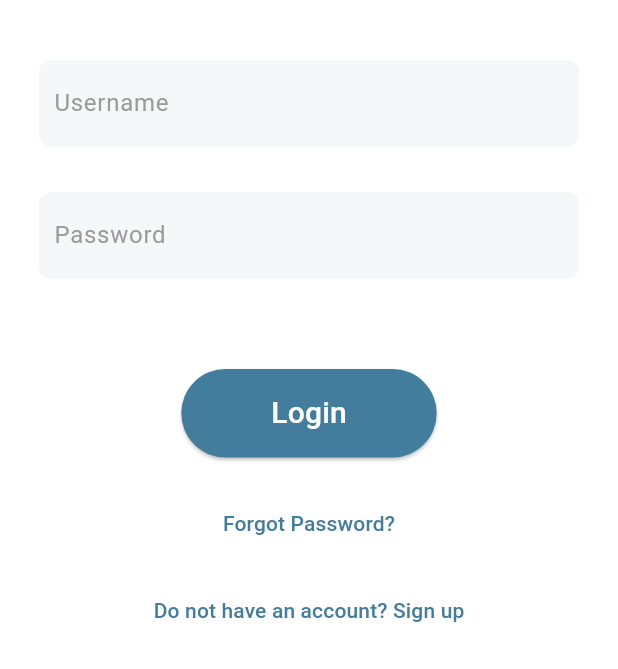
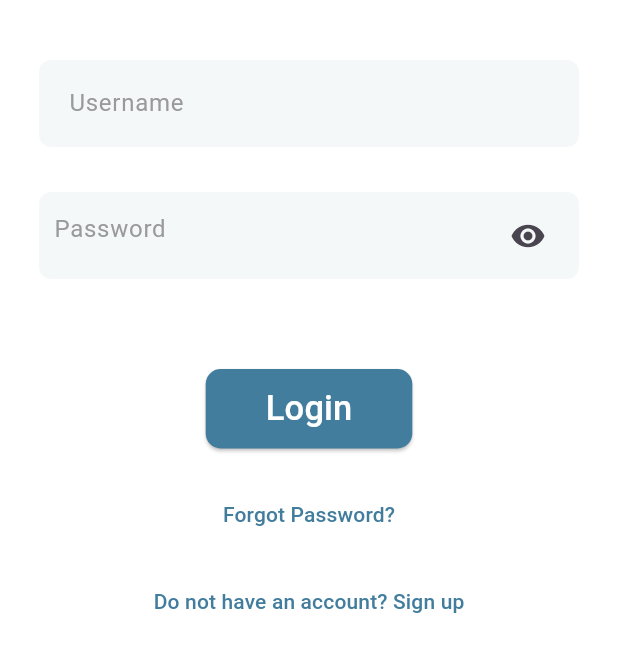
Before and after one commit to CAP-Advisor/cap_advisor, a Flutter app: the HomeView screen opened directly, after a tap on "Login", on a phone screen of 412 x 824 dp, the part 567-1236 px from its top. Run offline on Flutter 3.47's test engine with Material 3 defaults, Android fonts, the phone set to English and light mode, and no system bars.

Commit message:
edit design login page

```diff
--- a/lib/view/home_view.dart
+++ b/lib/view/home_view.dart
@@ -27,7 +27,7 @@ class HomeView extends StatelessWidget {
                       onPressed: () {
                         Navigator.push(
                           context,
-                          MaterialPageRoute(builder: (context) => LoginPage()),
+                          MaterialPageRoute(builder: (context) => LoginView()),
                         );
                       },
                       style: ElevatedButton.styleFrom(
--- a/lib/view/login_view.dart
+++ b/lib/view/login_view.dart
@@ -2,10 +2,7 @@ import 'package:flutter/material.dart';
 import 'reset_password_view.dart';
 import 'sign_up_view.dart';
 
-class LoginPage extends StatelessWidget {
-  final TextEditingController _usernameController = TextEditingController();
-  final TextEditingController _passwordController = TextEditingController();
-
+class LoginView extends StatelessWidget {
   @override
   Widget build(BuildContext context) {
     return Scaffold(
@@ -22,9 +19,9 @@ class LoginPage extends StatelessWidget {
                   child: Image.asset('assets/images/login_logo.png'),
                 ),
                 const SizedBox(height: 40),
-                usernameField(_usernameController),
+                usernameField(),
                 const SizedBox(height: 30),
-                passwordField(_passwordController),
+                passwordField(),
                 const SizedBox(height: 60),
                 loginButton(context),
                 const SizedBox(height: 20),
@@ -39,17 +36,17 @@ class LoginPage extends StatelessWidget {
     );
   }
 
-  Widget usernameField(TextEditingController controller) {
+  Widget usernameField() {
     return Center(
       child: Container(
         width: 360,
-        padding: const EdgeInsets.symmetric(horizontal: 10, vertical: 5),
+        padding: const EdgeInsets.symmetric(horizontal: 20, vertical: 5),
         decoration: BoxDecoration(
           color: const Color(0xFFF5F8F9),
           borderRadius: BorderRadius.circular(8),
         ),
         child: TextFormField(
-          controller: controller,
+          keyboardType: TextInputType.emailAddress,
           decoration: const InputDecoration(
             hintText: 'Username',
             hintStyle: TextStyle(color: Color(0xFF9A9A9A)),
@@ -60,7 +57,7 @@ class LoginPage extends StatelessWidget {
     );
   }
 
-  Widget passwordField(TextEditingController controller) {
+  Widget passwordField() {
     return Center(
       child: Container(
         width: 360,
@@ -70,12 +67,12 @@ class LoginPage extends StatelessWidget {
           borderRadius: BorderRadius.circular(8),
         ),
         child: TextFormField(
-          controller: controller,
           obscureText: true,
-          decoration: const InputDecoration(
+          decoration: InputDecoration(
             hintText: 'Password',
             hintStyle: TextStyle(color: Color(0xFF9A9A9A)),
             border: InputBorder.none,
+            suffixIcon: Icon(Icons.remove_red_eye),
           ),
         ),
       ),
@@ -86,15 +83,18 @@ class LoginPage extends StatelessWidget {
     return Center(
       child: ElevatedButton(
         onPressed: () {
-          // Login logic here
+          null;
         },
         style: ElevatedButton.styleFrom(
-          backgroundColor: const Color(0xFF427D9D),
-          padding: const EdgeInsets.symmetric(horizontal: 60, vertical: 15),
+          backgroundColor: Color(0xFF427D9D),
+          padding: const EdgeInsets.symmetric(horizontal: 40, vertical: 10),
+          shape: RoundedRectangleBorder(
+            borderRadius: BorderRadius.circular(10),
+          ),
         ),
         child: const Text(
           'Login',
-          style: TextStyle(fontSize: 20, color: Colors.white),
+          style: TextStyle(fontSize: 23, color: Colors.white),
         ),
       ),
     );
```
